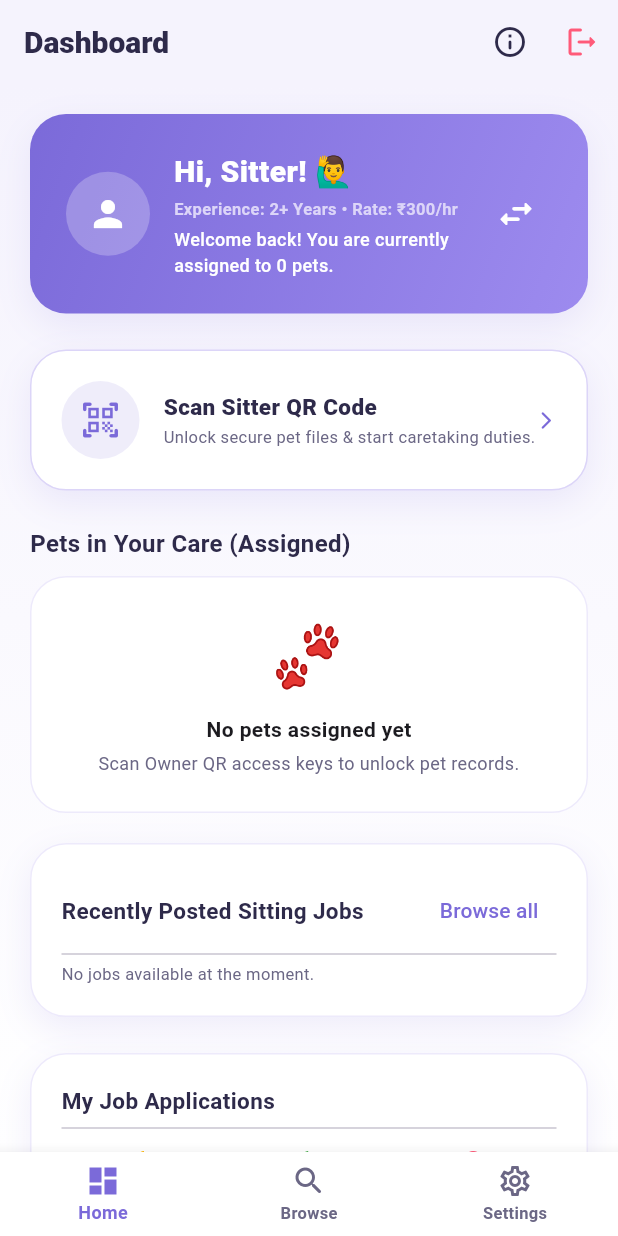
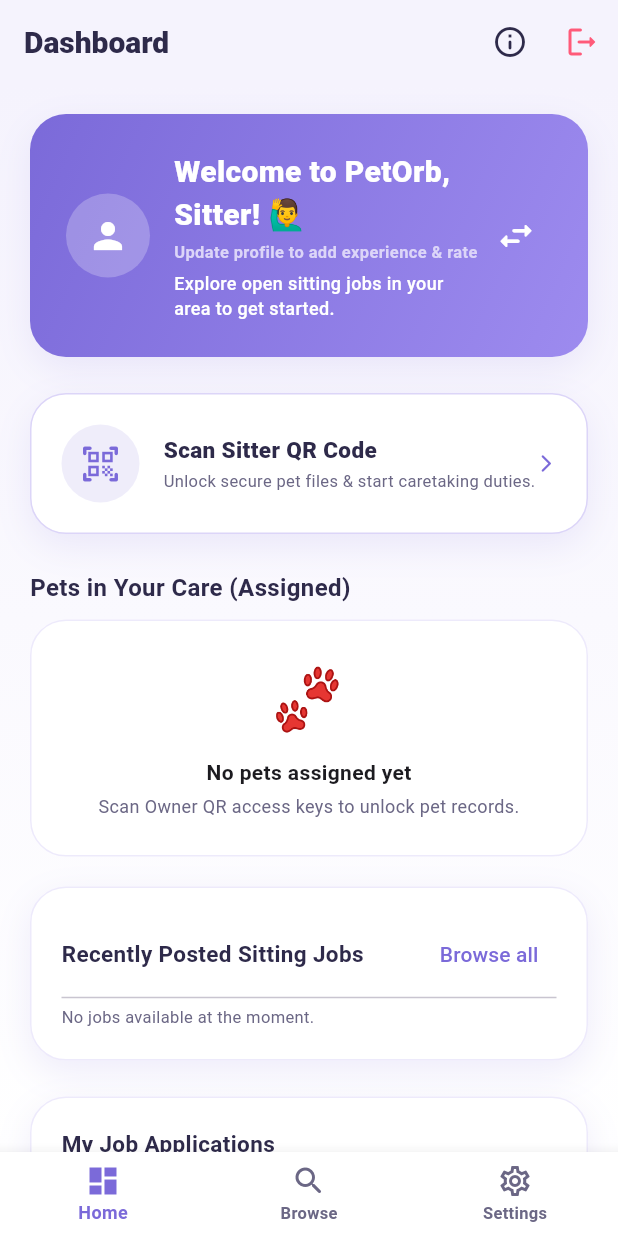
Before and after one commit to Shrishanmugapriya/PetOrb_app, a Flutter app: the SitterDashboardScreen screen opened directly, on a phone screen of 412 x 824 dp. Run offline on Flutter 3.47's test engine with Material 3 defaults, Android fonts, the phone set to English and light mode, and no system bars; our stand-ins replace firebase_auth, firebase_core, flutter_animate, flutter_chat_types, flutter_chat_ui, qr_flutter and 1 more; missing offline and left inert: mobile_scanner; accounts and stored records are empty; network calls fail; Roboto replaces fonts that are missing (Outfit); statements that could not run were skipped; project files that could hold a hidden picture were left out.

Commit message:
Remove hardcoded default sitter profile rates/exp and show Welcome to PetOrb for 1st-time users

```diff
--- a/petorb_app/lib/views/owner/dashboard_screen.dart
+++ b/petorb_app/lib/views/owner/dashboard_screen.dart
@@ -104,6 +104,12 @@
     final totalPets = petProvider.pets.length;
     final userPhoto = userProvider.currentUser?.photo ?? '';
 
+    final isNewUser = totalPets == 0;
+    final welcomeTitle = isNewUser ? 'Welcome to PetOrb, $name! 👋' : 'Welcome back, $name! 👋';
+    final welcomeSub = isNewUser
+        ? 'Create your first pet profile to unlock AI assistant prompts.'
+        : 'You have $totalPets ${totalPets == 1 ? 'pet' : 'pets'} under your care.';
+
     return RefreshIndicator(
       onRefresh: () async {
         await petProvider.fetchPets();
@@ -143,12 +149,12 @@
                           crossAxisAlignment: CrossAxisAlignment.start,
                           children: [
                             Text(
-                              'Welcome back, $name! 👋',
+                              welcomeTitle,
                               style: const TextStyle(fontSize: 20, fontWeight: FontWeight.w800, color: Colors.white),
                             ),
                             const SizedBox(height: 4),
                             Text(
-                              'You have $totalPets ${totalPets == 1 ? 'pet' : 'pets'} under your care.',
+                              welcomeSub,
                               style: const TextStyle(fontSize: 13, color: AppColors.lightLavender, fontWeight: FontWeight.w600),
                             ),
                           ],
--- a/petorb_app/lib/views/sitter/dashboard_screen.dart
+++ b/petorb_app/lib/views/sitter/dashboard_screen.dart
@@ -91,10 +91,20 @@
     final jobProvider = Provider.of<JobProvider>(context);
 
     final name = userProvider.currentUser?.name ?? 'Sitter';
-    final photo = userProvider.currentUser?.photo ?? '';
-    final exp = userProvider.currentUser?.sitterProfile?.experience ?? '2+ Years';
-    final rate = userProvider.currentUser?.sitterProfile?.rate ?? 300.0;
+    final hasProfileDetails = (userProvider.currentUser?.sitterProfile?.experience?.isNotEmpty ?? false) ||
+                              ((userProvider.currentUser?.sitterProfile?.rate ?? 0) > 0);
+    final exp = userProvider.currentUser?.sitterProfile?.experience ?? '';
+    final rate = userProvider.currentUser?.sitterProfile?.rate ?? 0.0;
+    final profileSubStr = hasProfileDetails
+        ? 'Experience: ${exp.isNotEmpty ? exp : 'Not set'} • Rate: ₹${rate > 0 ? rate.toStringAsFixed(0) : '0'}/hr'
+        : 'Update profile to add experience & rate';
+
     final totalAssignedPets = petProvider.pets.length;
+    final isNewUser = totalAssignedPets == 0 && (jobProvider.assignedJobs.isEmpty);
+    final welcomeTitle = isNewUser ? 'Welcome to PetOrb, $name! 🙋‍♂️' : 'Welcome back, $name! 🙋‍♂️';
+    final welcomeSubText = isNewUser
+        ? 'Explore open sitting jobs in your area to get started.'
+        : 'You are currently assigned to $totalAssignedPets ${totalAssignedPets == 1 ? 'pet' : 'pets'}.';
 
     // Combine completed jobs and static sitting history
     final completedJobs = jobProvider.assignedJobs.where((j) => j.status == 'completed').toList();
@@ -152,17 +162,17 @@
                           crossAxisAlignment: CrossAxisAlignment.start,
                           children: [
                             Text(
-                              'Hi, $name! 🙋‍♂️',
+                              welcomeTitle,
                               style: const TextStyle(fontSize: 20, fontWeight: FontWeight.w800, color: Colors.white),
                             ),
                             const SizedBox(height: 2),
                             Text(
-                              'Experience: $exp • Rate: ₹${rate.toStringAsFixed(0)}/hr',
+                              profileSubStr,
                               style: const TextStyle(fontSize: 11, color: AppColors.lightLavender, fontWeight: FontWeight.bold),
                             ),
                             const SizedBox(height: 4),
                             Text(
-                              'Welcome back! You are currently assigned to $totalAssignedPets ${totalAssignedPets == 1 ? 'pet' : 'pets'}.',
+                              welcomeSubText,
                               style: const TextStyle(fontSize: 12, color: Colors.white, fontWeight: FontWeight.w500),
                             ),
                           ],
```
